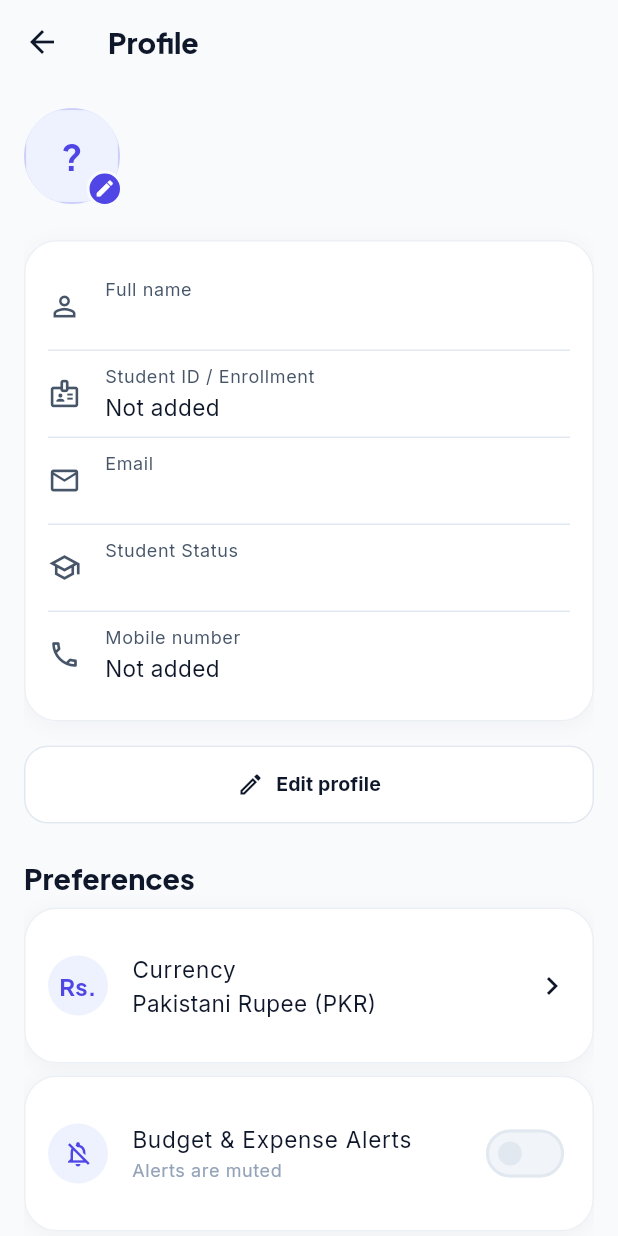
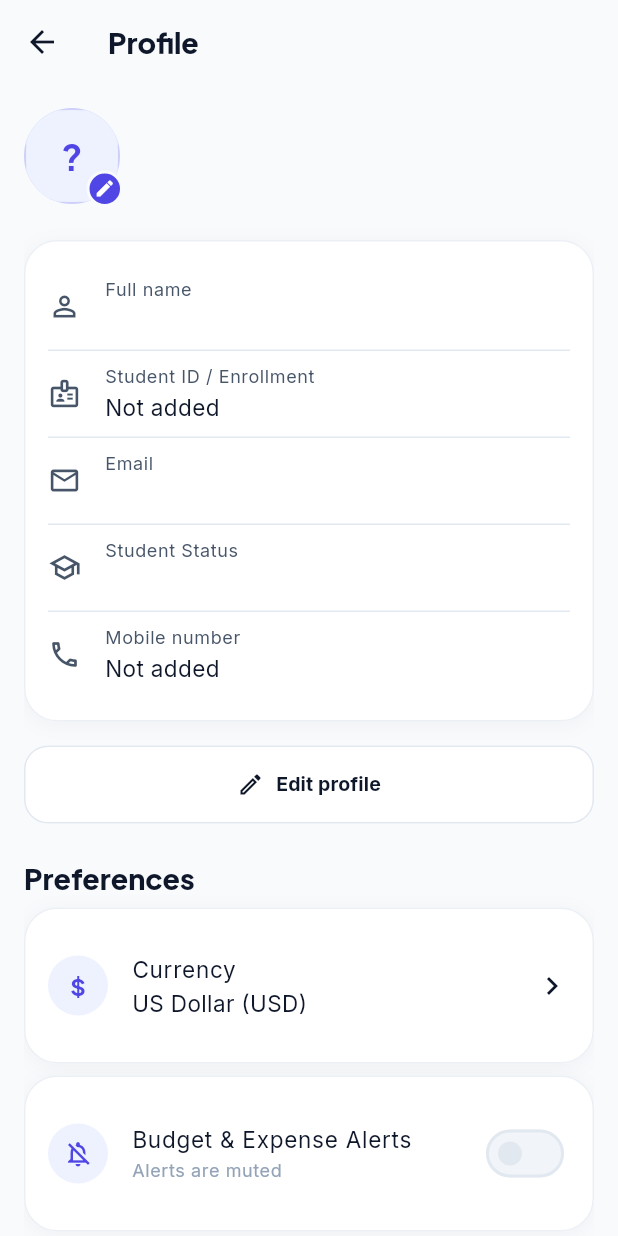
Before and after one commit to ammadanees/pennypal, a Flutter app: the screen it shows once a user with an empty profile is signed in, after a tap on an icon or button, on a phone screen of 412 x 824 dp. Run offline on Flutter 3.47's test engine with Material 3 defaults, Android fonts, the phone set to English and light mode, and no system bars; our stand-ins replace cloud_firestore, device_preview, firebase_auth, firebase_core, flutter_local_notifications, flutter_riverpod and 7 more; accounts and stored records are empty.

Commit message:
Auto currency Pick

```diff
--- a/lib/core/services/currency_service.dart
+++ b/lib/core/services/currency_service.dart
@@ -1,3 +1,4 @@
+import 'package:flutter/widgets.dart';
 import 'package:flutter_riverpod/flutter_riverpod.dart';
 import 'package:shared_preferences/shared_preferences.dart';
 
@@ -29,12 +30,63 @@ const List<CurrencyOption> supportedCurrencies = [
 class CurrencyNotifier extends Notifier<String> {
   static const _key = 'user_currency_preference';
 
+  /// Resolves the default currency symbol based on the device's locale.
+  static String detectDefaultCurrency() {
+    try {
+      final locale = WidgetsBinding.instance.platformDispatcher.locale;
+      final country = locale.countryCode?.toUpperCase();
+      if (country != null) {
+        return switch (country) {
+          'PK' => 'Rs.', // Pakistan
+          'US' => '\$',   // United States
+          'GB' => '£',    // United Kingdom
+          'IN' => '₹',    // India
+          'AE' => 'AED',  // UAE
+          // Eurozone
+          'DE' ||
+          'FR' ||
+          'IT' ||
+          'ES' ||
+          'NL' ||
+          'BE' ||
+          'AT' ||
+          'PT' ||
+          'IE' ||
+          'FI' ||
+          'GR' ||
+          'LU' ||
+          'CY' ||
+          'MT' ||
+          'SK' ||
+          'SI' ||
+          'EE' ||
+          'LV' ||
+          'LT' ||
+          'HR' =>
+            '€',
+          _ => '\$',      // Global default for international users
+        };
+      }
+    } catch (_) {
+      // Platform dispatcher not initialized yet or locale missing
+    }
+    return AppStrings.defaultCurrency;
+  }
+
   @override
   String build() {
     final prefs = ref.watch(sharedPreferencesProvider);
-    final saved = prefs.getString(_key) ?? AppStrings.defaultCurrency;
-    Formatters.currentCurrency = saved;
-    return saved;
+    final saved = prefs.getString(_key);
+    if (saved != null && saved.isNotEmpty) {
+      Formatters.currentCurrency = saved;
+      return saved;
+    }
+
+    final detected = detectDefaultCurrency();
+    Formatters.currentCurrency = detected;
+    // Persist auto-detected preference
+    prefs.setString(_key, detected);
+    return detected;
   }
 
   Future<void> setCurrency(String newCurrency) async {
--- a/lib/main.dart
+++ b/lib/main.dart
@@ -8,6 +8,7 @@ import 'package:shared_preferences/shared_preferences.dart';
 
 import 'app/app.dart';
 import 'core/config/dev_tools.dart';
+import 'core/services/currency_service.dart';
 import 'core/services/local_notification_service.dart';
 import 'core/services/shared_preferences_provider.dart';
 import 'core/utils/formatters.dart';
@@ -24,10 +25,9 @@ import 'firebase_options.dart';
 Future<void> main() async {
   WidgetsFlutterBinding.ensureInitialized();
   final prefs = await SharedPreferences.getInstance();
-  final savedCurrency = prefs.getString('user_currency_preference');
-  if (savedCurrency != null && savedCurrency.isNotEmpty) {
-    Formatters.currentCurrency = savedCurrency;
-  }
+  final savedCurrency = prefs.getString('user_currency_preference') ??
+      CurrencyNotifier.detectDefaultCurrency();
+  Formatters.currentCurrency = savedCurrency;
   FirebaseAuthRepository.loadPersistedVerifiedUids(prefs);
   await LocalNotificationService.initialize();
   final backend = await _createBackend(prefs);
```
Also changed, not shown: 1 other file.
